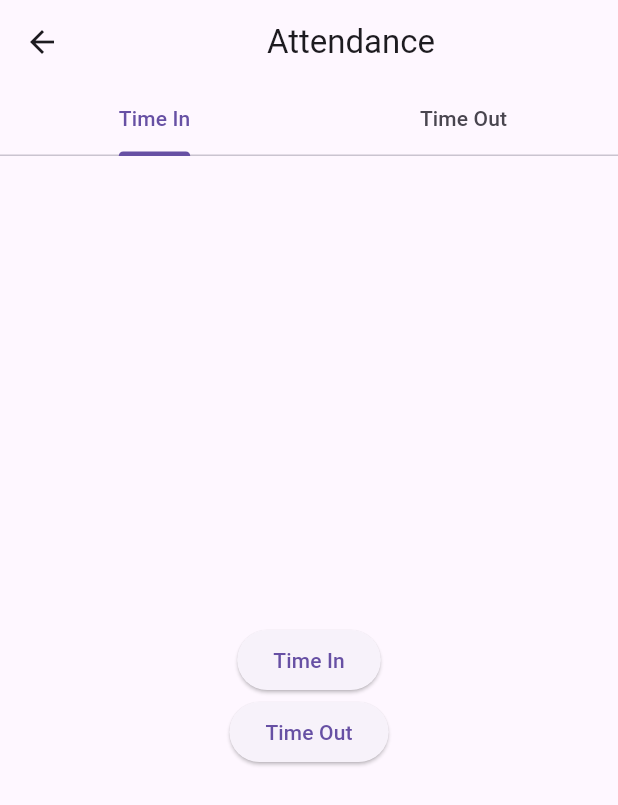
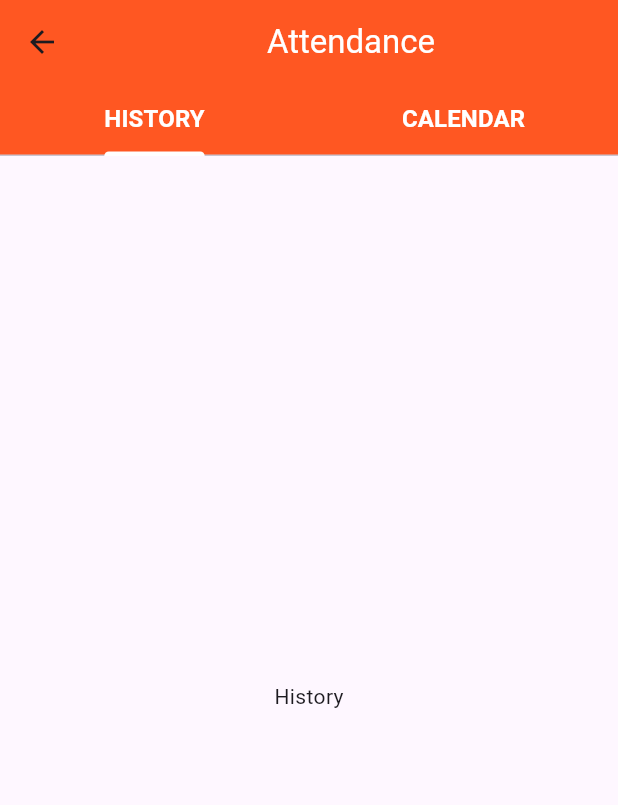
Before and after one commit to arjaymangubat1104/FlutterHRPortal, a Flutter app: the AttendancePage screen opened by its route, on a phone screen of 412 x 824 dp. Shown: the top 805 px of the screen. Run offline on Flutter 3.47's test engine with Material 3 defaults, Android fonts, the phone set to English and light mode, and no system bars; our stand-ins replace cloud_firestore, date_picker_timeline, firebase_auth, firebase_core, loading_indicator; missing offline and left inert: animated_analog_clock; accounts and stored records are empty.

Commit message:
Update home page
-use packages in display clock
-edit buttons for navigations in bottom part
-edit attendance page ui

```diff
--- a/lib/main.dart
+++ b/lib/main.dart
@@ -1,6 +1,7 @@
 import 'package:flutter/material.dart';
 import 'package:flutter_attendance_system/viewmodel/attendance_view_model.dart';
 import 'package:flutter_attendance_system/viewmodel/auth_view_model.dart';
+import 'package:flutter_attendance_system/viewmodel/theme_view_model.dart';
 import 'package:flutter_attendance_system/viewmodel/time_date_view_model.dart';
 import 'package:flutter_attendance_system/views/attendance_page.dart';
 import 'package:flutter_attendance_system/views/files_page.dart';
@@ -47,6 +48,7 @@ class MyApp extends StatelessWidget {
                 Provider.of<TimeDateViewModel>(context, listen: false),
           ),
         ),
+        ChangeNotifierProvider(create: (context) => ThemeViewModel()),
         // Add other providers here
       ],
       child: MaterialApp(
--- /dev/null
+++ b/lib/models/theme_model.dart
@@ -0,0 +1,48 @@
+import 'package:flutter/material.dart';
+
+class ThemeModel {
+  final Color themeColor;
+  final Color textColor;
+  final Color boxTextColor;
+  final Color backgroundColor;
+  final Color pageBackgroundColor;
+  final Color buttonColor;
+
+  ThemeModel({
+    required this.themeColor,
+    required this.textColor,
+    required this.boxTextColor,
+    required this.backgroundColor,
+    required this.pageBackgroundColor,
+    required this.buttonColor,
+  });
+}
+
+class ThemeManager {
+  static final ThemeModel lightTheme = ThemeModel(
+    themeColor: Colors.deepOrange,
+    textColor: Colors.black,
+    boxTextColor: Colors.white,
+    backgroundColor: Colors.white,
+    pageBackgroundColor: Colors.grey[100]!,
+    buttonColor: Colors.deepOrange,
+  );
+
+  static final ThemeModel darkTheme = ThemeModel(
+    themeColor: Colors.black,
+    textColor: Colors.white,
+    boxTextColor: Colors.black,
+    backgroundColor: Colors.grey[900]!,
+    pageBackgroundColor: Colors.grey,
+    buttonColor: Colors.grey[800]!,
+  );
+
+  static final ThemeModel customTheme = ThemeModel(
+    themeColor: Colors.deepOrange,
+    textColor: Colors.black,
+    boxTextColor: Colors.white,
+    backgroundColor: Colors.white,
+    pageBackgroundColor: Colors.grey[800]!,
+    buttonColor: Colors.deepOrangeAccent,
+  );
+}
--- /dev/null
+++ b/lib/viewmodel/theme_view_model.dart
@@ -0,0 +1,13 @@
+import 'package:flutter/material.dart';
+import '../models/theme_model.dart';
+
+class ThemeViewModel extends ChangeNotifier {
+  ThemeModel _currentTheme = ThemeManager.lightTheme;
+
+  ThemeModel get currentTheme => _currentTheme;
+
+  void switchTheme(ThemeModel theme) {
+    _currentTheme = theme;
+    notifyListeners();
+  }
+}
--- a/lib/views/attendance_page.dart
+++ b/lib/views/attendance_page.dart
@@ -28,6 +28,7 @@ class _AttendancePageState extends State<AttendancePage> with SingleTickerProvid
   Widget build(BuildContext context) {
     return Scaffold(
       appBar: AppBar(
+        backgroundColor: Colors.deepOrange,
         leading: IconButton(
           icon: Icon(Icons.arrow_back),
           onPressed: () {
@@ -36,36 +37,38 @@ class _AttendancePageState extends State<AttendancePage> with SingleTickerProvid
         ),
         title: Center(
           child: Text(
-            'Attendance'
+            'Attendance',
+            style: TextStyle(
+              color: Colors.white
+            ),
           )
         ),
         bottom: TabBar(
           controller: _tabController,
           tabs: [
-            Tab(text: 'Time In'),
-            Tab(text: 'Time Out'),
+            Tab(text: 'HISTORY'),
+            Tab(text: 'CALENDAR'),
           ],
+          indicatorColor: Colors.white,
+          unselectedLabelColor: Colors.white,
+          labelColor: Colors.white,
+          labelStyle: TextStyle(
+            fontSize: 16,
+            fontWeight: FontWeight.bold,
+          ),
         ),
       ),
 
-      body: Center(
-        child: Column(
-          mainAxisAlignment: MainAxisAlignment.center,
-          children: [
-            ElevatedButton(
-              onPressed: () {
-                // Add your code here
-              },
-              child: Text('Time In'),
-            ),
-            ElevatedButton(
-              onPressed: () {
-                // Add your code here
-              },
-              child: Text('Time Out'),
-            ),
-          ],
-        ),
+      body: TabBarView(
+        controller: _tabController,
+        children: [
+          Center(
+            child: Text('History'),
+          ),
+          Center(
+            child: Text('Calendar'),
+          ),
+        ],
       ),
     );
   }
--- a/pubspec.yaml
+++ b/pubspec.yaml
@@ -37,8 +37,8 @@ dependencies:
   intl: ^0.19.0
   loading_indicator: ^3.1.1
   # local_session_timeout:
-  calendar_timeline: ^1.1.3
-
+  date_picker_timeline: ^1.2.6
+  animated_analog_clock: ^0.1.0
 
   # The following adds the Cupertino Icons font to your application.
   # Use with the CupertinoIcons class for iOS style icons.
```
Also changed, not shown: lib/views/home_page.dart (+117 -165 lines), lib/views/intro_page.dart (+5 -2 lines), lib/views/login_page.dart (+6 -4 lines), lib/views/register_page.dart (+5 -3 lines), pubspec.lock.
